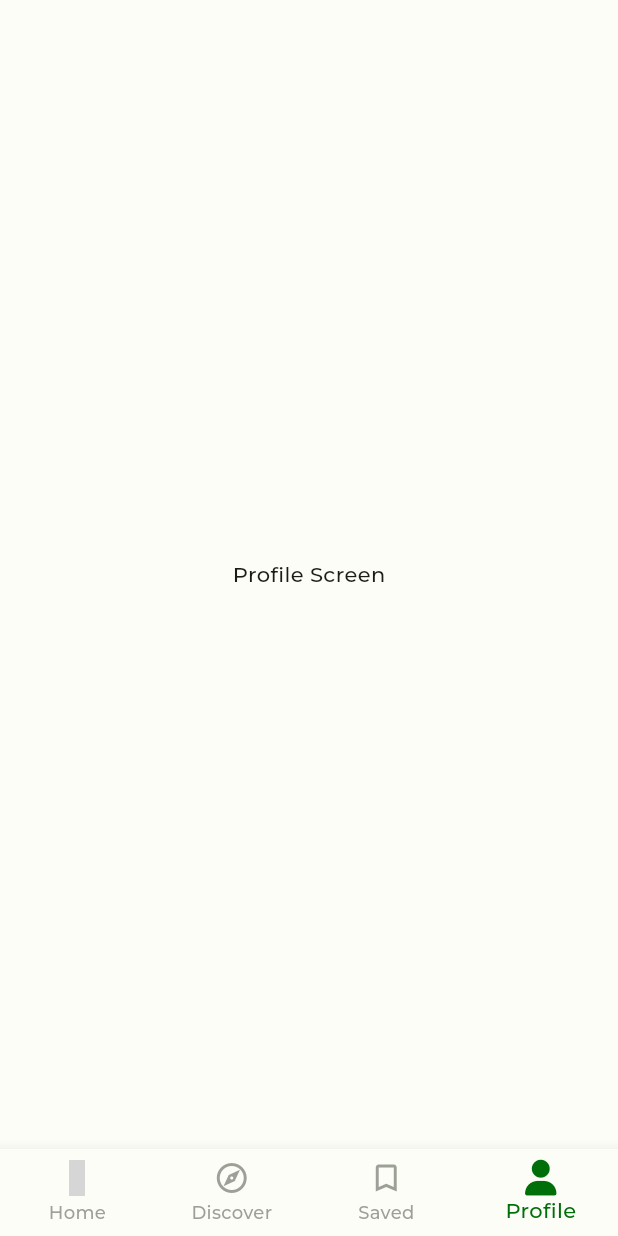
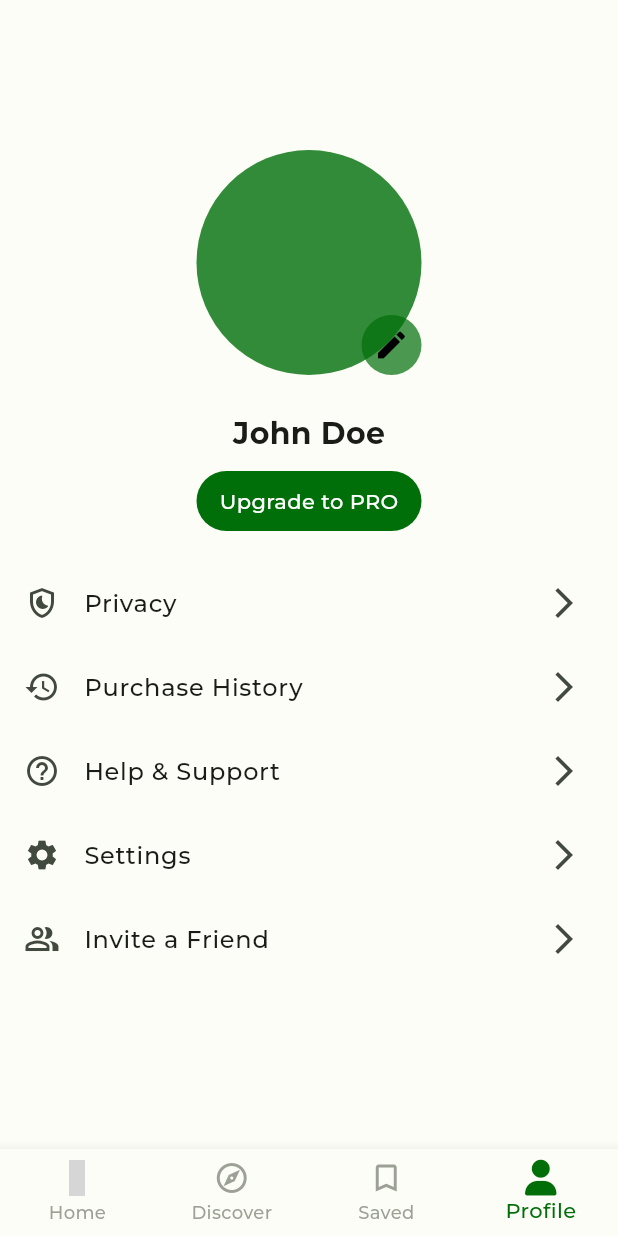
Before and after one commit to juliusfaj/News-App, a Flutter app: the Home screen opened directly, item 4 of the bottom bar chosen, on a phone screen of 412 x 824 dp. Run offline on Flutter 3.47's test engine with Material 3 defaults, Android fonts, the phone set to English and light mode, and no system bars; our stand-ins replace get, icons_plus; project files that could hold a hidden picture were left out; grey boxes are pictures that could not be loaded.

Commit message:
code update

```diff
--- a/lib/screens/ProfilePage.dart
+++ /dev/null
@@ -1,20 +0,0 @@
-import 'package:flutter/material.dart';
-import 'package:flutter/services.dart';
-
-class ProfilePage extends StatelessWidget {
-  const ProfilePage({super.key});
-
-  @override
-  Widget build(BuildContext context) {
-    return AnnotatedRegion<SystemUiOverlayStyle>(
-      value: const SystemUiOverlayStyle(
-        statusBarBrightness: Brightness.dark,
-      ),
-      child: Scaffold(
-        body: Center(
-          child: Text('Profile Screen'),
-        ),
-      ),
-    );
-  }
-}
--- a/lib/screens/home.dart
+++ b/lib/screens/home.dart
@@ -3,9 +3,9 @@ import 'package:flutter/services.dart';
 import 'package:icons_plus/icons_plus.dart';
 import 'package:newsapp/screens/discover_page.dart';
 import 'package:newsapp/screens/home_screen.dart';
-import 'package:newsapp/screens/SavedPage.dart';
+import 'package:newsapp/screens/saved_page.dart';
 
-import 'ProfilePage.dart';
+import 'profile_page.dart';
 
 class Home extends StatefulWidget {
   const Home({super.key});
@@ -37,7 +37,7 @@ class _HomeState extends State<Home> {
               const SavedPage(),
             ],
             if(_currentIndex == 3)...[
-              const ProfilePage(),
+              ProfilePage(),
             ],
           ],
         ),
--- a/lib/screens/onboarding.dart
+++ b/lib/screens/onboarding.dart
@@ -2,7 +2,7 @@ import 'package:flutter/material.dart';
 import 'package:flutter/services.dart';
 import 'package:get/get.dart';
 import 'package:icons_plus/icons_plus.dart';
-import '../widgets/appButton.dart';
+import '../widgets/app_button.dart';
 import 'home.dart';
 
 
--- /dev/null
+++ b/lib/screens/profile_page.dart
@@ -0,0 +1,105 @@
+import 'package:flutter/material.dart';
+import 'package:flutter/services.dart';
+
+class ProfilePage extends StatelessWidget {
+  ProfilePage({super.key});
+
+  var tileData = [
+    (
+    title: "Privacy",
+    icon: Icons.shield_moon_outlined,
+    ),(
+    title: "Purchase History",
+    icon: Icons.history,
+    ),(
+    title: "Help & Support",
+    icon: Icons.help_outline,
+    ),(
+    title: "Settings",
+    icon: Icons.settings,
+    ),(
+    title: "Invite a Friend",
+    icon: Icons.people_alt_outlined,
+    ),
+  ];
+
+  @override
+  Widget build(BuildContext context) {
+    return AnnotatedRegion<SystemUiOverlayStyle>(
+      value:const SystemUiOverlayStyle(
+        statusBarBrightness: Brightness.dark,
+      ),
+      child: Scaffold(
+        body: Column(
+          children: [
+            const SizedBox(height: 100,),
+            Center(
+              child: Column(
+                children: [
+                  Stack(
+                    children: [
+                      Container(
+                        width: 150,
+                        height: 150,
+                        decoration: BoxDecoration(
+                          color: Theme.of(context).colorScheme.primary.withOpacity(.8),
+                          borderRadius: BorderRadius.circular(100),
+                        ),
+                      ),
+                      Positioned(
+                        bottom: 0,
+                        right: 0,
+                        child: Container(
+                          width: 40,
+                          height: 40,
+                          decoration: BoxDecoration(
+                            color: Theme.of(context).colorScheme.primary.withOpacity(0.7),
+                            borderRadius: BorderRadius.circular(100),
+                          ),
+                          child: const Icon(Icons.edit, color: Colors.black,),
+                        ),
+                      ),
+                    ],
+                  ),
+                  const SizedBox(height: 25),
+                  const Text('John Doe', style: TextStyle(fontSize: 20, fontWeight: FontWeight.bold),),
+                  const SizedBox(height: 10),
+                  Container(
+                    width: 150,
+                    height: 40,
+                    decoration: BoxDecoration(
+                      color: Theme.of(context).colorScheme.primary,
+                      borderRadius: BorderRadius.circular(20),
+                    ),
+                    child: Center(
+                      child: Text(
+                        'Upgrade to PRO',
+                        style: TextStyle(
+                          color: Theme.of(context).colorScheme.onPrimary,
+                        ),
+                      ),
+                    ),
+                  )
+                ],
+              ),
+            ),
+            const SizedBox(height: 20,),
+            Expanded(
+              child: ListView.builder(
+                  itemCount: tileData.length,
+                  itemBuilder: (context, index){
+                    return ListTile(
+                      leading: Icon(tileData[index].icon),
+                      title: Text(tileData[index].title),
+                      onTap: (){},
+                      trailing: const Icon(Icons.arrow_forward_ios),
+                    );
+                  }
+              ),
+            ),
+          ],
+        ),
+      ),
+    );
+  }
+}
```
Also changed, not shown: lib/screens/saved_page.dart (renamed from lib/screens/SavedPage.dart), lib/widgets/app_button.dart (renamed from lib/widgets/appButton.dart).
